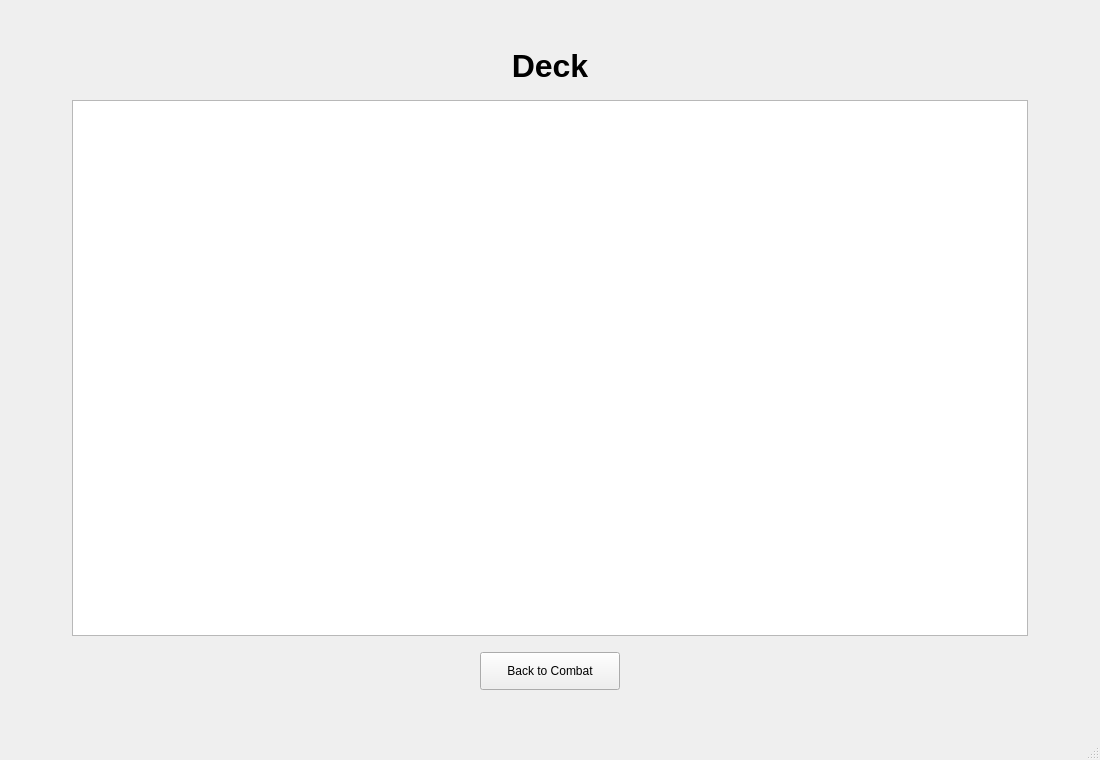
First picture: the form in mainwindow.ui, repository Kotori-cjk/CompileTheSpire, before the edit.
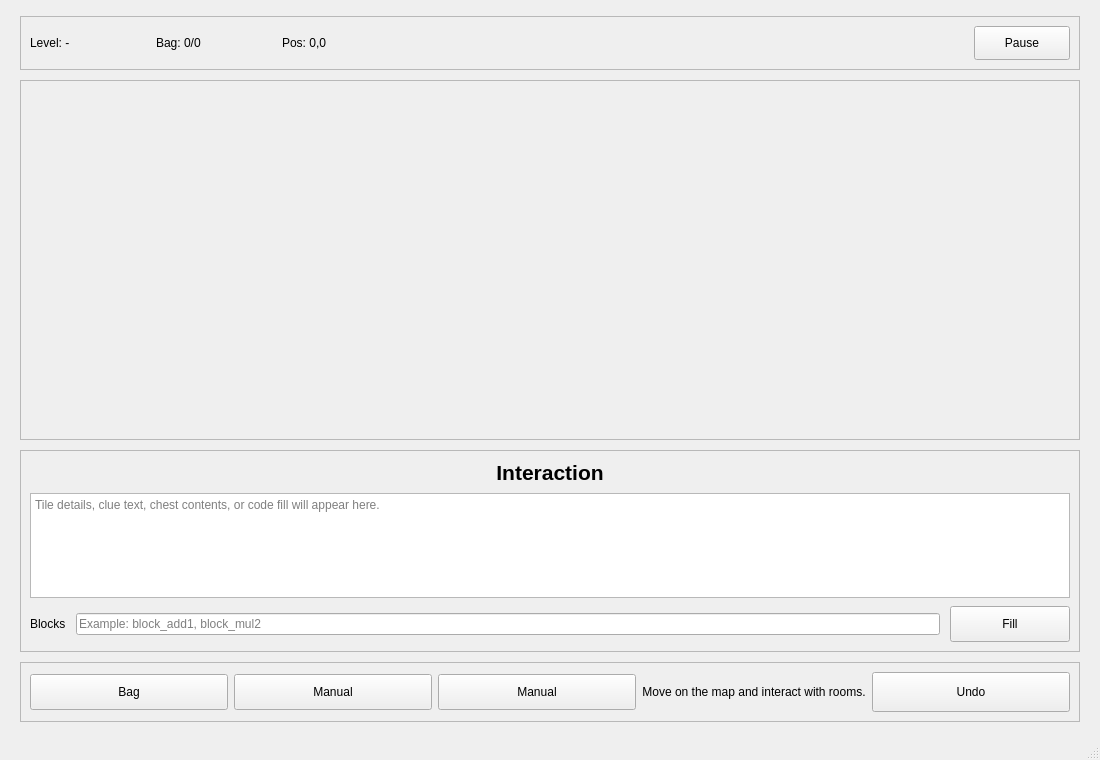
Second picture: the form after the edit. The open tabs and pages were chosen to show the change.

Commit message: Clean frontend UI and format clues

Patch:
```diff
--- a/mainwindow.ui
+++ b/mainwindow.ui
@@ -1003,168 +1003,6 @@
         </item>
        </layout>
       </widget>
-      <widget class="QWidget" name="deckPage">
-       <layout class="QVBoxLayout" name="deckLayout">
-        <property name="spacing">
-         <number>16</number>
-        </property>
-        <property name="leftMargin">
-         <number>72</number>
-        </property>
-        <property name="topMargin">
-         <number>48</number>
-        </property>
-        <property name="rightMargin">
-         <number>72</number>
-        </property>
-        <property name="bottomMargin">
-         <number>48</number>
-        </property>
-        <item>
-         <widget class="QLabel" name="deckTitleLabel">
-          <property name="font">
-           <font>
-            <pointsize>24</pointsize>
-            <bold>true</bold>
-           </font>
-          </property>
-          <property name="text">
-           <string>Deck</string>
-          </property>
-          <property name="alignment">
-           <set>Qt::AlignmentFlag::AlignCenter</set>
-          </property>
-         </widget>
-        </item>
-        <item>
-         <widget class="QListWidget" name="deckListWidget"/>
-        </item>
-        <item>
-         <layout class="QHBoxLayout" name="deckButtonLayout">
-          <item>
-           <spacer name="deckButtonLeftSpacer">
-            <property name="orientation">
-             <enum>Qt::Orientation::Horizontal</enum>
-            </property>
-            <property name="sizeHint" stdset="0">
-             <size>
-              <width>40</width>
-              <height>20</height>
-             </size>
-            </property>
-           </spacer>
-          </item>
-          <item>
-           <widget class="QPushButton" name="deckBackButton">
-            <property name="minimumSize">
-             <size>
-              <width>140</width>
-              <height>38</height>
-             </size>
-            </property>
-            <property name="text">
-             <string>Back to Combat</string>
-            </property>
-           </widget>
-          </item>
-          <item>
-           <spacer name="deckButtonRightSpacer">
-            <property name="orientation">
-             <enum>Qt::Orientation::Horizontal</enum>
-            </property>
-            <property name="sizeHint" stdset="0">
-             <size>
-              <width>40</width>
-              <height>20</height>
-             </size>
-            </property>
-           </spacer>
-          </item>
-         </layout>
-        </item>
-       </layout>
-      </widget>
-      <widget class="QWidget" name="manualPage">
-       <layout class="QVBoxLayout" name="manualLayout">
-        <property name="spacing">
-         <number>16</number>
-        </property>
-        <property name="leftMargin">
-         <number>72</number>
-        </property>
-        <property name="topMargin">
-         <number>48</number>
-        </property>
-        <property name="rightMargin">
-         <number>72</number>
-        </property>
-        <property name="bottomMargin">
-         <number>48</number>
-        </property>
-        <item>
-         <widget class="QLabel" name="manualTitleLabel">
-          <property name="font">
-           <font>
-            <pointsize>24</pointsize>
-            <bold>true</bold>
-           </font>
-          </property>
-          <property name="text">
-           <string>Monster Manual</string>
-          </property>
-          <property name="alignment">
-           <set>Qt::AlignmentFlag::AlignCenter</set>
-          </property>
-         </widget>
-        </item>
-        <item>
-         <widget class="QListWidget" name="manualListWidget"/>
-        </item>
-        <item>
-         <layout class="QHBoxLayout" name="manualButtonLayout">
-          <item>
-           <spacer name="manualButtonLeftSpacer">
-            <property name="orientation">
-             <enum>Qt::Orientation::Horizontal</enum>
-            </property>
-            <property name="sizeHint" stdset="0">
-             <size>
-              <width>40</width>
-              <height>20</height>
-             </size>
-            </property>
-           </spacer>
-          </item>
-          <item>
-           <widget class="QPushButton" name="manualBackButton">
-            <property name="minimumSize">
-             <size>
-              <width>140</width>
-              <height>38</height>
-             </size>
-            </property>
-            <property name="text">
-             <string>Back to Game</string>
-            </property>
-           </widget>
-          </item>
-          <item>
-           <spacer name="manualButtonRightSpacer">
-            <property name="orientation">
-             <enum>Qt::Orientation::Horizontal</enum>
-            </property>
-            <property name="sizeHint" stdset="0">
-             <size>
-              <width>40</width>
-              <height>20</height>
-             </size>
-            </property>
-           </spacer>
-          </item>
-         </layout>
-        </item>
-       </layout>
-      </widget>
       <widget class="QWidget" name="pausePage">
        <layout class="QVBoxLayout" name="pauseLayout">
         <property name="spacing">
```
The commit also changes 2 other files.
